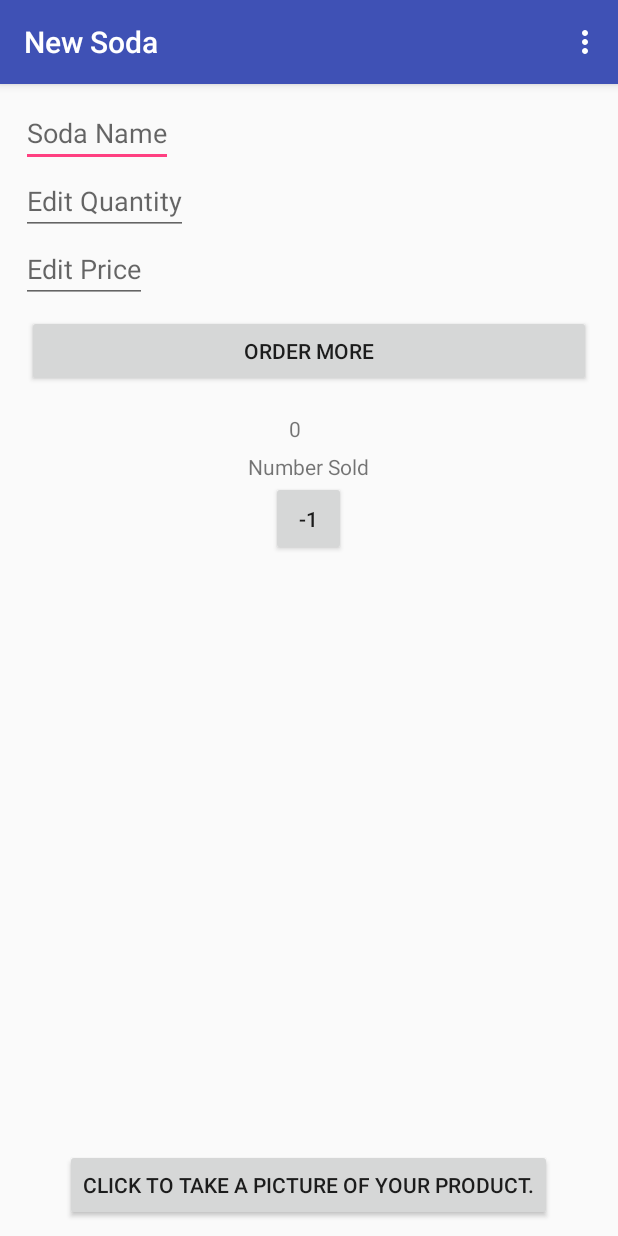
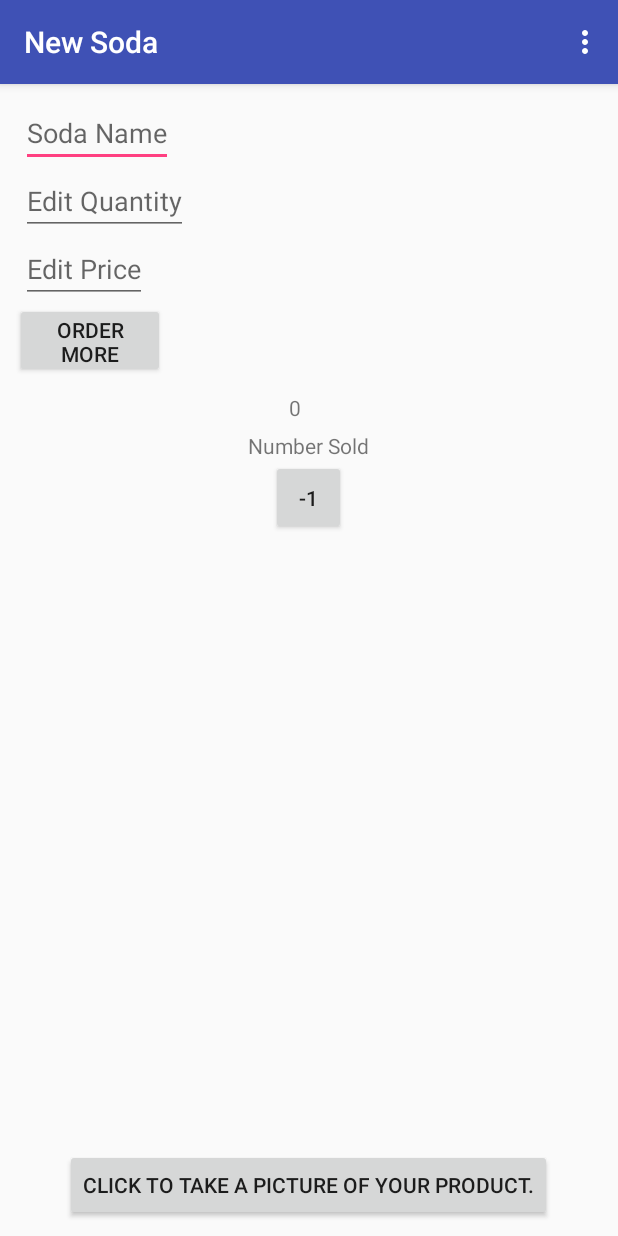
Before and after one commit to Marsha331/SodaInventory, an Android app: the EditorActivity screen opened directly, with no data from a screen before it, on a phone screen of 412 x 824 dp. Run offline under Robolectric (Android 15) with nearby library versions, the phone set to English and light mode, and no system bars.

Commit message:
fixed spacing and Linear Layouts

```diff
--- a/app/src/main/res/layout/activity_editor.xml
+++ b/app/src/main/res/layout/activity_editor.xml
@@ -22,7 +22,6 @@
         android:layout_width="match_parent"
         android:layout_height="wrap_content"
         android:orientation="horizontal">
-
 
         <LinearLayout
             android:layout_width="0dp"
@@ -56,35 +55,24 @@
     </LinearLayout>
 
     <LinearLayout
-        android:id="@+id/soda_price_add"
         android:layout_width="match_parent"
-        android:layout_height="wrap_content"
-        android:orientation="horizontal">
-
-        <LinearLayout
-            android:layout_width="0dp"
-            android:layout_height="wrap_content"
-            android:layout_weight="2"
-            android:padding="8dp">
+        android:layout_height="wrap_content">
 
             <Button
-                android:layout_width="wrap_content"
-                android:layout_height="wrap_content"
-                android:layout_weight="1"
+                android:layout_width="100dp"
+                android:layout_height="50dp"
                 android:onClick="submitOrder"
-                android:text="Order More" />
-
-        </LinearLayout>
+                android:text="Order More"
+                android:padding="8dp" />
     </LinearLayout>
 
     <LinearLayout
         android:layout_width="wrap_content"
         android:layout_height="wrap_content"
+        android:layout_gravity="center_horizontal"
         android:layout_weight="1"
         android:orientation="vertical"
-            android:layout_gravity="center_horizontal"
         android:padding="10dp">
-
 
         <LinearLayout
             android:layout_width="wrap_content"
@@ -97,10 +85,9 @@
                 android:id="@+id/edit_sold_value"
                 android:layout_width="25dp"
                 android:layout_height="25dp"
+                android:layout_gravity="center"
                 android:text="0"
-                    android:textSize="14sp"
-                    android:layout_gravity="center" />
-
+                android:textSize="14sp" />
 
             <TextView
                 android:layout_width="wrap_content"
@@ -108,33 +95,34 @@
                 android:text="Number Sold" />
 
             <Button
+                android:id="@+id/sell_soda"
                 android:layout_width="50dp"
                 android:layout_height="50dp"
-                    android:text="-1"
-                    android:id="@+id/sell_soda"
+                android:layout_gravity="center"
+                android:clickable="true"
                 android:focusable="false"
-                    android:clickable="true"
-                    android:layout_gravity="center" />
+                android:text="-1" />
 
         </LinearLayout>
     </LinearLayout>
+
     <RelativeLayout
         android:layout_width="wrap_content"
         android:layout_height="wrap_content"
         android:layout_gravity="center">
 
         <ImageView
+            android:id="@+id/pic_here"
             android:layout_width="150dp"
             android:layout_height="100dp"
-            android:id="@+id/pic_here"
             android:layout_centerHorizontal="true" />
+
         <Button
+            android:id="@+id/take_a_photo"
             android:layout_width="wrap_content"
             android:layout_height="wrap_content"
-        android:id="@+id/take_a_photo"
-        android:text="@string/take_photo"
+            android:layout_below="@id/pic_here"
             android:onClick="dispatchTakePictureIntent"
-        android:layout_below="@id/pic_here"
-        />
+            android:text="@string/take_photo" />
     </RelativeLayout>
 </LinearLayout>
```
Lines whose indentation alone changed are shown as unchanged.
